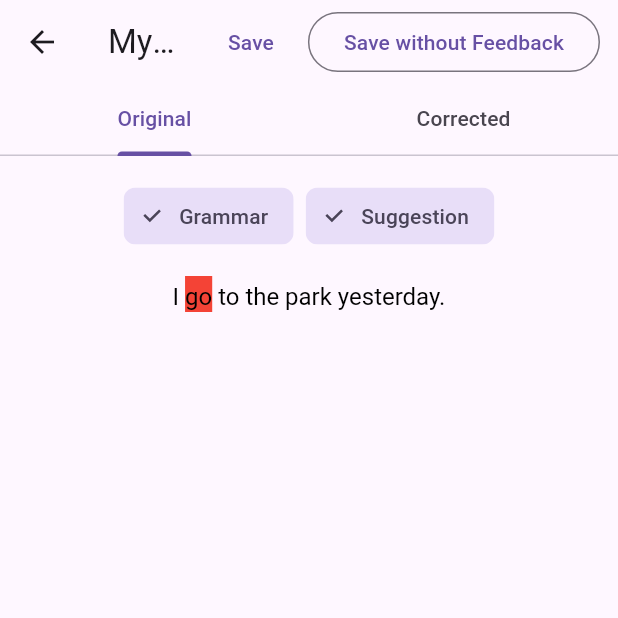
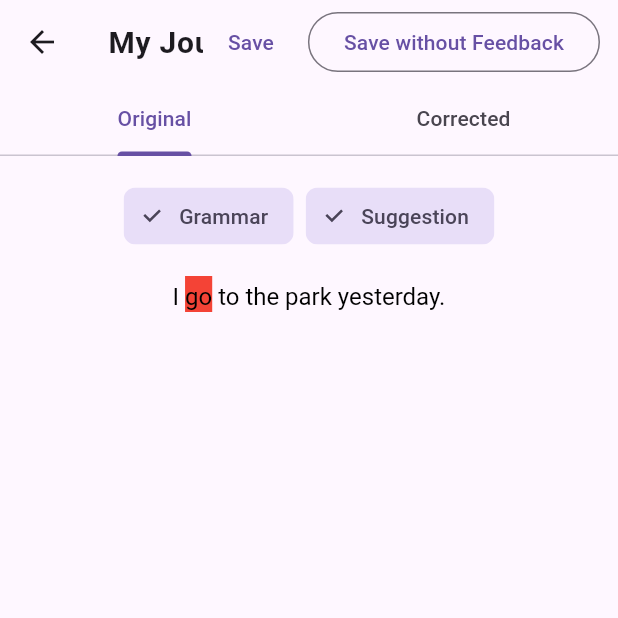
Before and after one commit to adolfogutman005/dailylingo, a Flutter app: the FeedbackPage screen opened directly, on a phone screen of 412 x 824 dp, the top half of it. Run offline on Flutter 3.47's test engine with Material 3 defaults, Android fonts, the phone set to English and light mode, and no system bars; missing offline and left inert: pdfx.

Commit message:
added Title Controller to allow edit text

```diff
--- a/lib/journaling/feedback_page.dart
+++ b/lib/journaling/feedback_page.dart
@@ -53,6 +53,7 @@ class FeedbackPage extends StatefulWidget {
 class _FeedbackPageState extends State<FeedbackPage>
     with SingleTickerProviderStateMixin {
   late TabController _tabController;
+  late TextEditingController _titleController;
 
   /// Active filters
   Set<CorrectionType> activeFilters = {
@@ -64,11 +65,13 @@ class _FeedbackPageState extends State<FeedbackPage>
   void initState() {
     super.initState();
     _tabController = TabController(length: 2, vsync: this);
+    _titleController = TextEditingController(text: widget.title);
   }
 
   @override
   void dispose() {
     _tabController.dispose();
+    _titleController.dispose();
     super.dispose();
   }
 
@@ -242,7 +245,21 @@ class _FeedbackPageState extends State<FeedbackPage>
   Widget build(BuildContext context) {
     return Scaffold(
       appBar: AppBar(
-        title: Text(widget.title),
+        titleSpacing: 0,
+        title: Padding(
+          padding: const EdgeInsets.only(left: 16),
+          child: TextField(
+            controller: _titleController,
+            decoration: const InputDecoration(
+              hintText: "Title",
+              border: InputBorder.none,
+            ),
+            style: const TextStyle(
+              fontSize: 20,
+              fontWeight: FontWeight.w600,
+            ),
+          ),
+        ),
         actions: [
           TextButton(
             onPressed: () {
```
